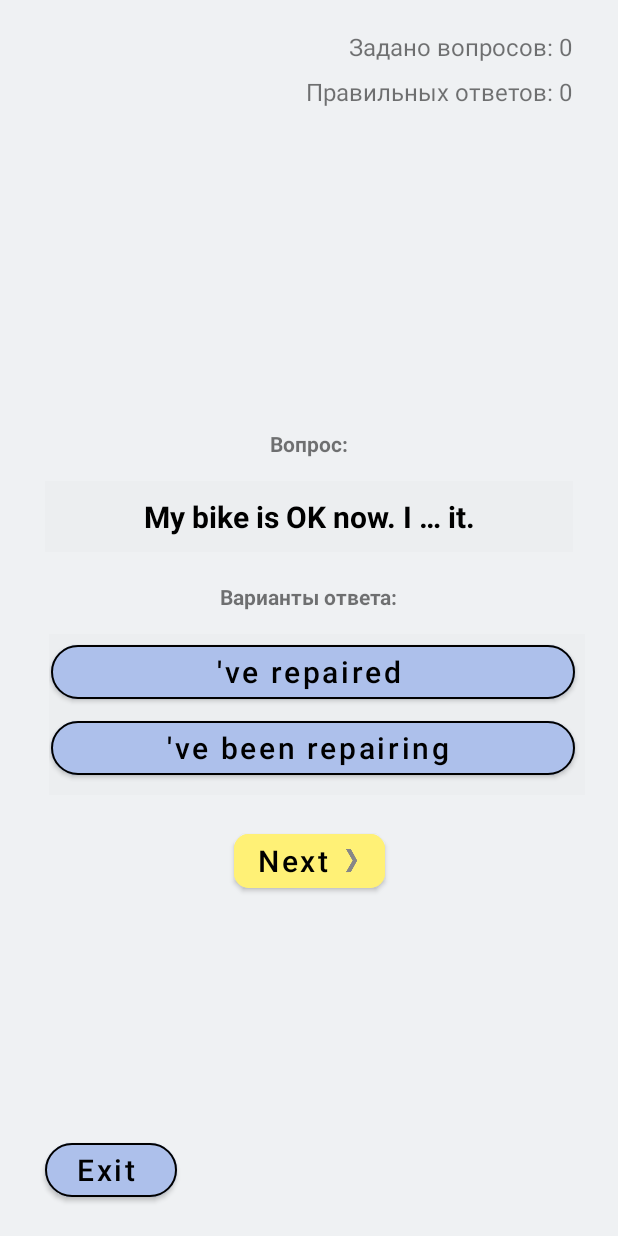
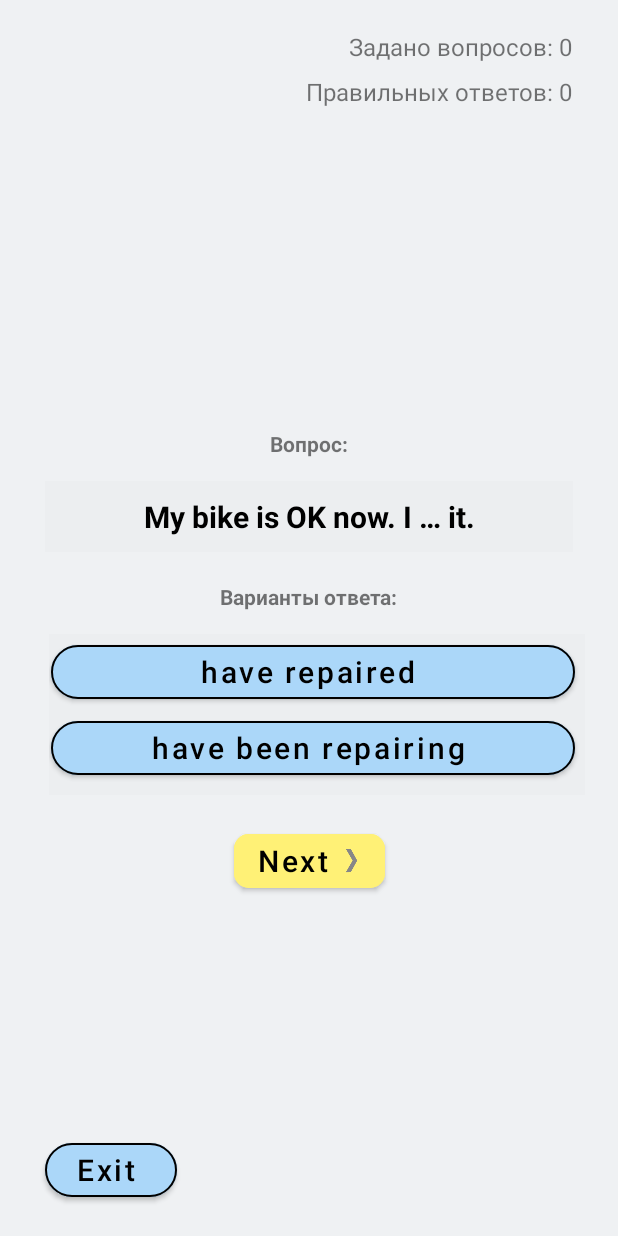
Before and after one commit to yudin5/EnglishQuiz, an Android app: the MainActivity screen opened directly, with no data from a screen before it, on a phone screen of 412 x 824 dp. Run offline under Robolectric (Android 15) with nearby library versions, the phone set to English and light mode, and no system bars; Roboto replaces fonts that are not available here.

```diff
--- a/app/src/main/res/values/colors.xml
+++ b/app/src/main/res/values/colors.xml
@@ -8,7 +8,7 @@
     <color name="black">#FF000000</color>
     <color name="white">#FFFFFFFF</color>
     <color name="bg">#CCEBEEF1</color>
-    <color name="btn_color_default">#ADC0EB</color>
+    <color name="btn_color_default">#ABD7F9</color>
     <color name="right_answer_bg">#80D06F</color>
     <color name="wrong_answer_bg">#F16969</color>
 </resources>
--- a/app/src/main/res/values/questions.xml
+++ b/app/src/main/res/values/questions.xml
@@ -2,8 +2,8 @@
 
     <!--    Questions, answers, explanations -->
     <string name="q_1">My bike is OK now. I … it.</string>
-    <string name="q_1_op_1">\'ve repaired</string>
-    <string name="q_1_op_2">\'ve been repairing</string>
+    <string name="q_1_op_1">\have repaired</string>
+    <string name="q_1_op_2">\have been repairing</string>
     <string name="q_1_explanation">Нас интересует результат действия, поскольку велосипед в порядке сейчас - я его починил, используем Present Perfect</string>
     <string name="q_1_answer">1</string>
 
@@ -31,13 +31,13 @@
     <string name="q_5_explanation">trigger - дать толчок, спровоцировать</string>
     <string name="q_5_answer">2</string>
 
-    <string name="q_6">I’ll phone you tomorrow… usual.</string>
+    <string name="q_6">I’ll phone you tomorrow … usual.</string>
     <string name="q_6_op_1">as</string>
     <string name="q_6_op_2">like</string>
     <string name="q_6_explanation">Устойчивое выражение \'as usual\'. Like использовать нельзя</string>
     <string name="q_6_answer">1</string>
 
-    <string name="q_7">Why didn’t you do it …. I told you to do it?</string>
+    <string name="q_7">Why didn’t you do it … I told you to do it?</string>
     <string name="q_7_op_1">like</string>
     <string name="q_7_op_2">as</string>
     <string name="q_7_explanation">Используем \'as\', так как дальше идёт подлежащее + глагол</string>
```
Also changed, not shown: app/src/main/java/com/example/englishquiz/MainActivity.java (+10 -3 lines).
